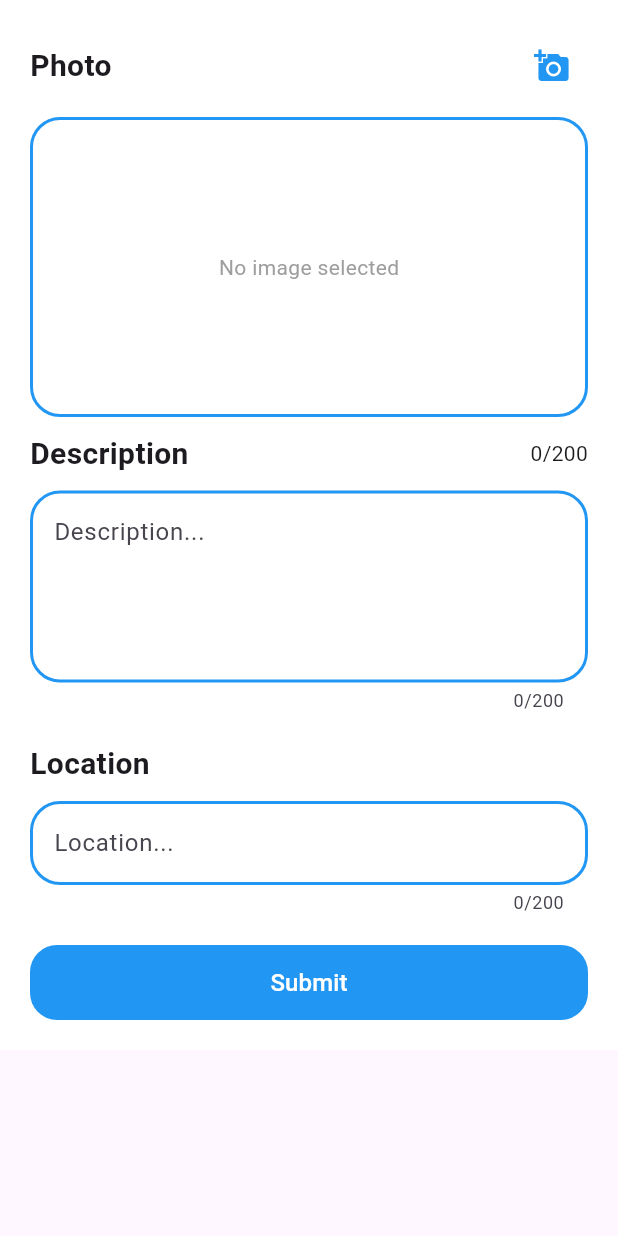
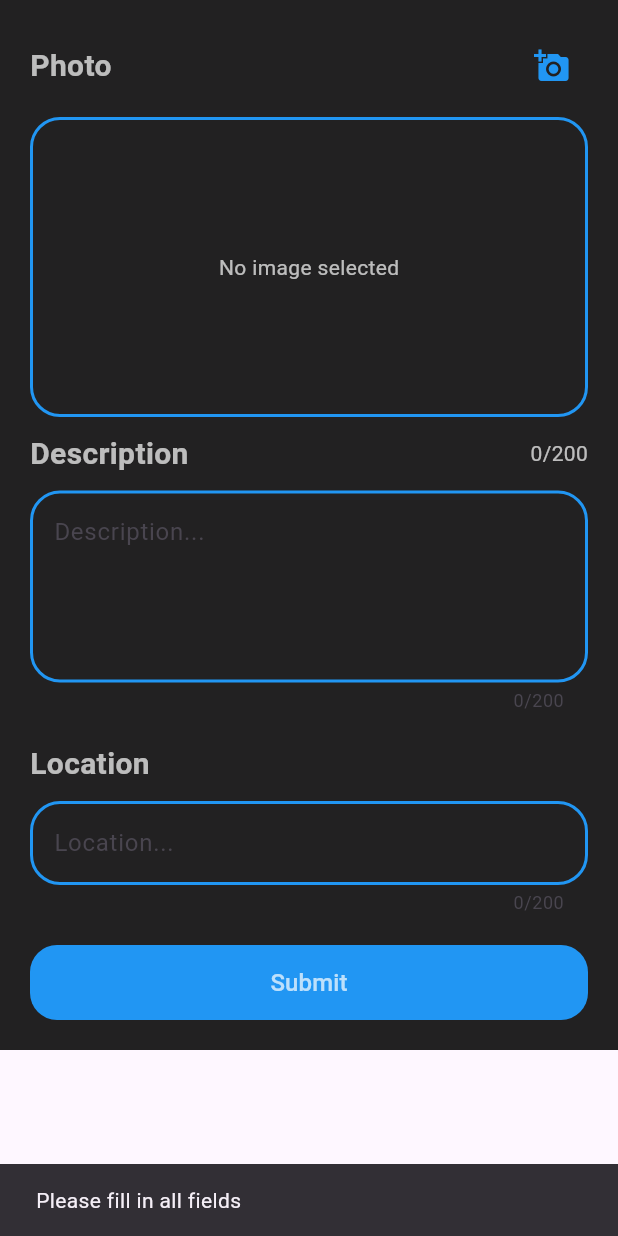
Before and after one commit to riskilinardi/ShiokWeather, a Flutter app: the ReportPage screen opened directly, after a tap on "Submit", on a phone screen of 412 x 824 dp. Run offline on Flutter 3.47's test engine with Material 3 defaults, Android fonts, the light colour scheme and no system bars; our stand-ins replace curved_navigation_bar, flutter_map, gap, image_picker, latlong2, material_design_icons_flutter and 3 more; accounts and stored records are empty; network calls fail.

Commit message:
report added into database

```diff
--- a/lib/homepage.dart
+++ b/lib/homepage.dart
@@ -115,7 +115,7 @@ class _HomePage extends State<HomePage> {
                                 style: Theme.of(context).textTheme.titleLarge?.copyWith(color: Colors.white),
                               ),
                               Image(
-                                image: AssetImage('assets/images/sunny.png'),
+                                image: AssetImage('assets/images/rainy.png'),
                                 fit: BoxFit.fill,
                                 height: 200,
                               ),
--- a/lib/reportpage.dart
+++ b/lib/reportpage.dart
@@ -1,6 +1,11 @@
+import 'dart:convert';
 import 'dart:io';
 import 'package:flutter/material.dart';
 import 'package:image_picker/image_picker.dart';
+import 'package:shiokweather/homepage.dart';
+import 'package:shiokweather/main.dart';
+import 'package:shiokweather/mappage.dart';
+import 'db.dart';
 
 class ReportPage extends StatefulWidget {
   @override
@@ -35,7 +40,7 @@ class _ReportPageState extends State<ReportPage> {
     return Scaffold(
       body: SingleChildScrollView(
         child: Container(
-          color: Colors.white,
+          color: Colors.black87,
           child: _page(),
         ),
       ),
@@ -74,7 +79,7 @@ class _ReportPageState extends State<ReportPage> {
       children: [
         Text(
           "Photo",
-          style: TextStyle(fontSize: 20, fontWeight: FontWeight.bold),
+          style: TextStyle(fontSize: 20, fontWeight: FontWeight.bold, color: Colors.white70),
         ),
         IconButton(
           icon: Icon(Icons.add_a_photo),
@@ -106,7 +111,7 @@ class _ReportPageState extends State<ReportPage> {
           : Center(
               child: Text(
                 "No image selected",
-                style: TextStyle(color: Colors.grey),
+                style: TextStyle(color: Colors.white70),
               ),
             ),
     );
@@ -118,12 +123,12 @@ class _ReportPageState extends State<ReportPage> {
       children: [
         Text(
           "Description",
-          style: TextStyle(fontSize: 20, fontWeight: FontWeight.bold),
+          style: TextStyle(fontSize: 20, fontWeight: FontWeight.bold, color: Colors.white70),
         ),
         ValueListenableBuilder(
           valueListenable: descriptionController,
           builder: (context, value, child) {
-            return Text("${descriptionController.text.length}/200");
+            return Text("${descriptionController.text.length}/200", style: TextStyle(color: Colors.white70),);
           },
         ),
       ],
@@ -133,12 +138,13 @@ class _ReportPageState extends State<ReportPage> {
   Widget _locationHeader() {
     return Text(
       "Location",
-      style: TextStyle(fontSize: 20, fontWeight: FontWeight.bold),
+      style: TextStyle(fontSize: 20, fontWeight: FontWeight.bold, color: Colors.white70),
     );
   }
 
   Widget _inputField(String label, TextEditingController controller) {
     return TextField(
+      style: TextStyle(color: Colors.white70),
       controller: controller,
       maxLength: 200,
       maxLines: 4,
@@ -162,6 +168,7 @@ class _ReportPageState extends State<ReportPage> {
 
   Widget _locationInput(String label, TextEditingController controller) {
     return TextField(
+      style: TextStyle(color: Colors.white70),
       controller: controller,
       maxLength: 200,
       decoration: InputDecoration(
@@ -191,10 +198,49 @@ class _ReportPageState extends State<ReportPage> {
         borderRadius: BorderRadius.circular(18),
       ),
       child: TextButton(
-        onPressed: () {},
+        onPressed: () async {
+          // Validate inputs
+          if (imageFile == null ||
+              descriptionController.text.isEmpty ||
+              locationController.text.isEmpty) {
+            // Fields cannot be empty
+            ScaffoldMessenger.of(context).showSnackBar(SnackBar(
+              content: Text('Please fill in all fields'),
+            ));
+            return;
+          }
+
+          List<int> bytesimage = imageFile?.readAsBytesSync() as List<int>;
+          String base64 = base64Encode(bytesimage);
+
+          FloodReport fr = FloodReport(
+            photo: base64,
+            description: descriptionController.text,
+            location: locationController.text,
+          );
+
+          // Insert the user into the database
+          int result = await DatabaseHelper.instance.insertFloodReport(fr);
+
+          if (result > 0) {
+            // User inserted successfully
+            ScaffoldMessenger.of(context).showSnackBar(SnackBar(
+              content: Text('Flood report submitted'),
+            ));
+            Navigator.pushReplacement(
+              context,
+              MaterialPageRoute(builder: (context) => MainPage()), // Navigate to login page
+            );
+          } else {
+            // Something went wrong
+            ScaffoldMessenger.of(context).showSnackBar(SnackBar(
+              content: Text('Flood report failed!'),
+            ));
+          }
+        },
         child: const Text(
           "Submit",
-          style: TextStyle(fontSize: 16, color: Colors.white),
+          style: TextStyle(fontSize: 16, color: Colors.white70),
         ),
       ),
     );
```
Also changed, not shown: lib/db.dart (+54 -0 lines), lib/mappage.dart (+7 -3 lines), lib/table.dart (+18 -6 lines), assets/images/rainy.png (added).
